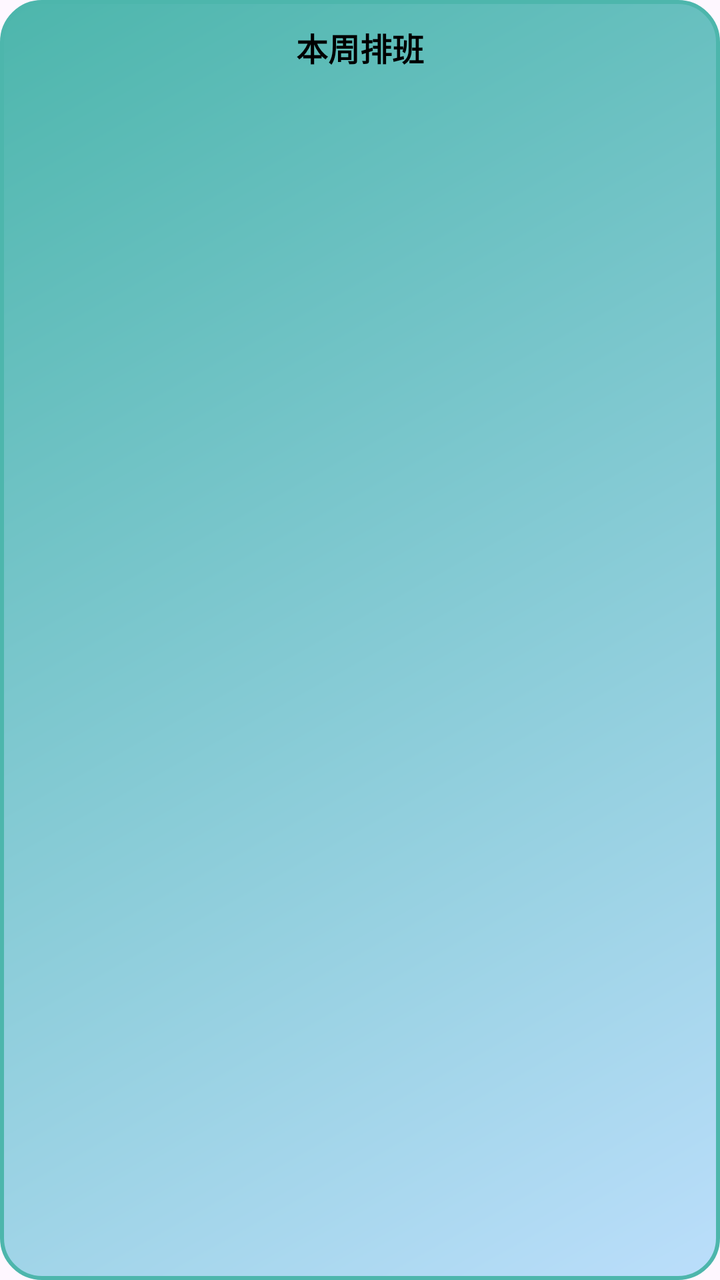
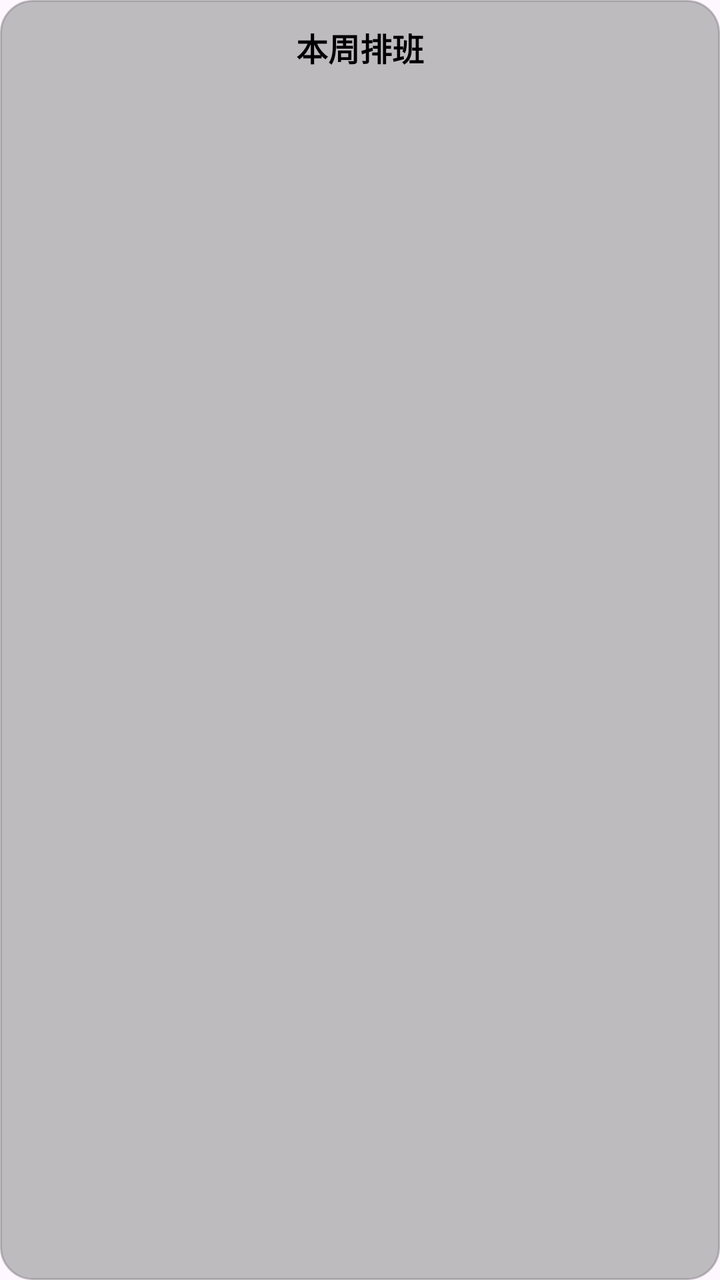

Before-and-after screenshots of an Android layout around one commit, followed by the original layout XML and the change that was made.
<!-- AndroidManifest.xml: application theme Theme.MyAppDemo -->
<!-- res/layout/widget_week_shift.xml -->
<?xml version="1.0" encoding="utf-8"?>
<LinearLayout xmlns:android="http://schemas.android.com/apk/res/android"
    android:layout_width="match_parent"
    android:layout_height="wrap_content"
    android:background="@drawable/bg_widget_gradient"
    android:orientation="vertical"
    android:padding="12dp">

    <TextView
        android:id="@+id/widgetTitle"
        android:layout_width="match_parent"
        android:layout_height="wrap_content"
        android:text="本周排班"
        android:textColor="@color/black"
        android:textSize="16sp"
        android:textStyle="bold"
        android:gravity="center"
        android:paddingBottom="8dp"/>

    <LinearLayout
        android:layout_width="match_parent"
        android:layout_height="wrap_content"
        android:orientation="horizontal"
        android:weightSum="7">

        <LinearLayout
            android:layout_width="0dp"
            android:layout_height="wrap_content"
            android:layout_weight="1"
            android:orientation="vertical"
            android:gravity="center">

            <TextView
                android:id="@+id/day1Name"
                android:layout_width="wrap_content"
                android:layout_height="wrap_content"
                android:textSize="10sp"
                android:textColor="@color/black"/>

            <TextView
                android:id="@+id/day1Date"
                android:layout_width="wrap_content"
                android:layout_height="wrap_content"
                android:textSize="12sp"
                android:textColor="@color/black"
                android:paddingTop="2dp"/>

            <TextView
                android:id="@+id/day1Shift"
                android:layout_width="wrap_content"
                android:layout_height="wrap_content"
                android:textSize="10sp"
                android:textColor="@color/black"
                android:paddingTop="2dp"/>
        </LinearLayout>

        <LinearLayout
            android:layout_width="0dp"
            android:layout_height="wrap_content"
            android:layout_weight="1"
            android:orientation="vertical"
            android:gravity="center">

            <TextView
                android:id="@+id/day2Name"
                android:layout_width="wrap_content"
                android:layout_height="wrap_content"
                android:textSize="10sp"
                android:textColor="@color/black"/>

            <TextView
                android:id="@+id/day2Date"
                android:layout_width="wrap_content"
                android:layout_height="wrap_content"
                android:textSize="12sp"
                android:textColor="@color/black"
                android:paddingTop="2dp"/>

            <TextView
                android:id="@+id/day2Shift"
                android:layout_width="wrap_content"
                android:layout_height="wrap_content"
                android:textSize="10sp"
                android:textColor="@color/black"
                android:paddingTop="2dp"/>
        </LinearLayout>

        <LinearLayout
            android:layout_width="0dp"
            android:layout_height="wrap_content"
            android:layout_weight="1"
            android:orientation="vertical"
            android:gravity="center">

            <TextView
                android:id="@+id/day3Name"
                android:layout_width="wrap_content"
                android:layout_height="wrap_content"
                android:textSize="10sp"
                android:textColor="@color/black"/>

            <TextView
                android:id="@+id/day3Date"
                android:layout_width="wrap_content"
                android:layout_height="wrap_content"
                android:textSize="12sp"
                android:textColor="@color/black"
                android:paddingTop="2dp"/>

            <TextView
                android:id="@+id/day3Shift"
                android:layout_width="wrap_content"
                android:layout_height="wrap_content"
                android:textSize="10sp"
                android:textColor="@color/black"
                android:paddingTop="2dp"/>
        </LinearLayout>

        <LinearLayout
            android:layout_width="0dp"
            android:layout_height="wrap_content"
            android:layout_weight="1"
            android:orientation="vertical"
            android:gravity="center">

            <TextView
                android:id="@+id/day4Name"
                android:layout_width="wrap_content"
                android:layout_height="wrap_content"
                android:textSize="10sp"
                android:textColor="@color/black"/>

            <TextView
                android:id="@+id/day4Date"
                android:layout_width="wrap_content"
                android:layout_height="wrap_content"
                android:textSize="12sp"
                android:textColor="@color/black"
                android:paddingTop="2dp"/>

            <TextView
                android:id="@+id/day4Shift"
                android:layout_width="wrap_content"
                android:layout_height="wrap_content"
                android:textSize="10sp"
                android:textColor="@color/black"
                android:paddingTop="2dp"/>
        </LinearLayout>

        <LinearLayout
            android:layout_width="0dp"
            android:layout_height="wrap_content"
            android:layout_weight="1"
            android:orientation="vertical"
            android:gravity="center">

            <TextView
                android:id="@+id/day5Name"
                android:layout_width="wrap_content"
                android:layout_height="wrap_content"
                android:textSize="10sp"
                android:textColor="@color/black"/>

            <TextView
                android:id="@+id/day5Date"
                android:layout_width="wrap_content"
                android:layout_height="wrap_content"
                android:textSize="12sp"
                android:textColor="@color/black"
                android:paddingTop="2dp"/>

            <TextView
                android:id="@+id/day5Shift"
                android:layout_width="wrap_content"
                android:layout_height="wrap_content"
                android:textSize="10sp"
                android:textColor="@color/black"
                android:paddingTop="2dp"/>
        </LinearLayout>

        <LinearLayout
            android:layout_width="0dp"
            android:layout_height="wrap_content"
            android:layout_weight="1"
            android:orientation="vertical"
            android:gravity="center">

            <TextView
                android:id="@+id/day6Name"
                android:layout_width="wrap_content"
                android:layout_height="wrap_content"
                android:textSize="10sp"
                android:textColor="@color/black"/>

            <TextView
                android:id="@+id/day6Date"
                android:layout_width="wrap_content"
                android:layout_height="wrap_content"
                android:textSize="12sp"
                android:textColor="@color/black"
                android:paddingTop="2dp"/>

            <TextView
                android:id="@+id/day6Shift"
                android:layout_width="wrap_content"
                android:layout_height="wrap_content"
                android:textSize="10sp"
                android:textColor="@color/black"
                android:paddingTop="2dp"/>
        </LinearLayout>

        <LinearLayout
            android:layout_width="0dp"
            android:layout_height="wrap_content"
            android:layout_weight="1"
            android:orientation="vertical"
            android:gravity="center">

            <TextView
                android:id="@+id/day7Name"
                android:layout_width="wrap_content"
                android:layout_height="wrap_content"
                android:textSize="10sp"
                android:textColor="@color/black"/>

            <TextView
                android:id="@+id/day7Date"
                android:layout_width="wrap_content"
                android:layout_height="wrap_content"
                android:textSize="12sp"
                android:textColor="@color/black"
                android:paddingTop="2dp"/>

            <TextView
                android:id="@+id/day7Shift"
                android:layout_width="wrap_content"
                android:layout_height="wrap_content"
                android:textSize="10sp"
                android:textColor="@color/black"
                android:paddingTop="2dp"/>
        </LinearLayout>
    </LinearLayout>

    <TextView
        android:id="@+id/widgetDateRange"
        android:layout_width="match_parent"
        android:layout_height="wrap_content"
        android:textSize="10sp"
        android:textColor="@color/rest_text"
        android:gravity="center"
        android:paddingTop="8dp"/>

</LinearLayout>
<!-- resources referenced by this layout -->
<resources>
  <color name="black">#FF000000</color>
  <color name="rest_text">#424242</color>
  <!-- drawable bg_widget_gradient (drawable) -->
  <?xml version="1.0" encoding="utf-8"?>
  <shape xmlns:android="http://schemas.android.com/apk/res/android"
      android:shape="rectangle">
      
  
      
      <gradient
          android:startColor="@color/shift_day"
          android:endColor="@color/colorPrimaryLight"
          android:angle="135"
          android:type="linear" />
  
      
      <corners android:radius="20dp" />
  
      
      <stroke
          android:width="2dp"
          android:color="@color/colorPrimaryLight"
          android:alpha="0.3" />
  
      
      <padding
          android:left="12dp"
          android:top="12dp"
          android:right="12dp"
          android:bottom="12dp" />
  
  </shape>
  <style name="Theme.MyAppDemo" parent="Base.Theme.MyAppDemo" />
  <color name="shift_day">#BBDEFB</color>
  <color name="colorPrimaryLight">#4DB6AC</color>
  <style name="Base.Theme.MyAppDemo" parent="Theme.Material3.DayNight.NoActionBar">
          
          
      </style>
</resources>

<!-- the commit's change to res/layout/widget_week_shift.xml (unified diff, before → after) -->
@@ -2,7 +2,7 @@
 <LinearLayout xmlns:android="http://schemas.android.com/apk/res/android"
     android:layout_width="match_parent"
     android:layout_height="wrap_content"
-    android:background="@drawable/bg_widget_gradient"
+    android:background="@drawable/bg_widget"
     android:orientation="vertical"
     android:padding="12dp">
 
<!-- resource entries referenced after the edit -->
@@ -2,39 +2,33 @@
 <resources>
   <color name="black">#FF000000</color>
   <color name="rest_text">#424242</color>
-  <!-- drawable bg_widget_gradient (drawable) -->
+  <!-- drawable bg_widget (drawable) -->
   <?xml version="1.0" encoding="utf-8"?>
   <shape xmlns:android="http://schemas.android.com/apk/res/android"
       android:shape="rectangle">
       
   
       
-      <gradient
-          android:startColor="@color/shift_day"
-          android:endColor="@color/colorPrimaryLight"
-          android:angle="135"
-          android:type="linear" />
+      <solid android:color="@color/transparent_gray" />
   
       
-      <corners android:radius="20dp" />
+      <corners android:radius="16dp" />
   
       
       <stroke
-          android:width="2dp"
-          android:color="@color/colorPrimaryLight"
-          android:alpha="0.3" />
+          android:width="1dp"
+          android:color="@color/transparent_gray" />
   
       
       <padding
-          android:left="12dp"
-          android:top="12dp"
-          android:right="12dp"
-          android:bottom="12dp" />
+          android:left="8dp"
+          android:top="8dp"
+          android:right="8dp"
+          android:bottom="8dp" />
   
   </shape>
   <style name="Theme.MyAppDemo" parent="Base.Theme.MyAppDemo" />
-  <color name="shift_day">#BBDEFB</color>
-  <color name="colorPrimaryLight">#4DB6AC</color>
+  <color name="transparent_gray">#80808080</color>
   <style name="Base.Theme.MyAppDemo" parent="Theme.Material3.DayNight.NoActionBar">
           
           
